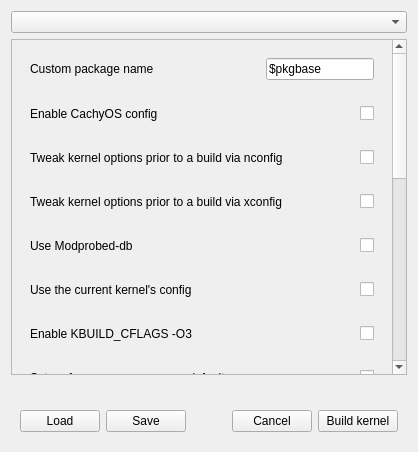
Before: the Qt Designer form src/conf-options-page.ui in MadGoatHaz/kernel-manager, drawn with Qt 5.
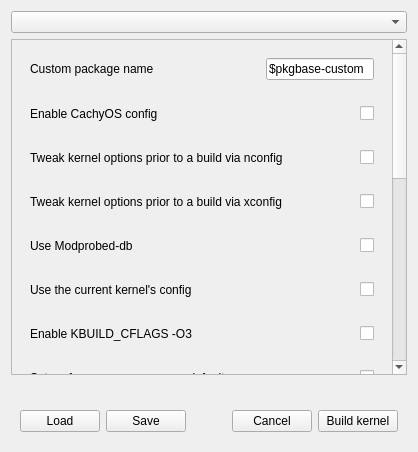
After: the same form once the commit is applied.

Commit message:
Change the default pkgbase to -custom so that its an own kernel (#67)
The main benefit is here, that the user will not compile with the same name when creating an own customized kernel.
Often, it will also automatically update then again to repository version, if the pkgrel is higher.

```diff
--- a/src/conf-options-page.ui
+++ b/src/conf-options-page.ui
@@ -50,7 +50,7 @@
            <item>
             <widget class="QLineEdit" name="custom_name_edit">
              <property name="text">
-              <string>$pkgbase</string>
+              <string>$pkgbase-custom</string>
              </property>
             </widget>
            </item>
```
The commit also changes 10 other files.
